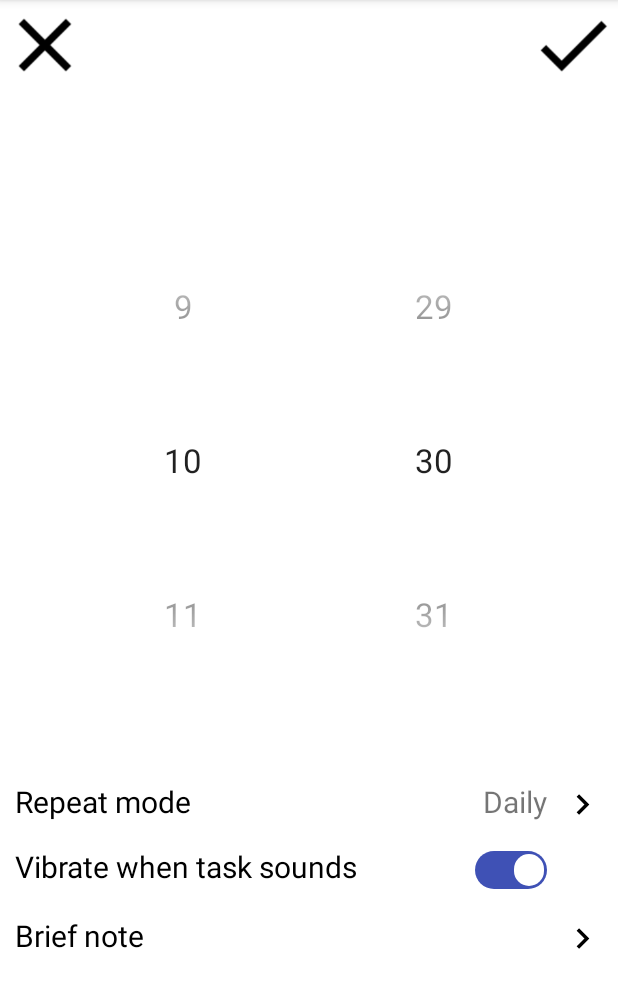
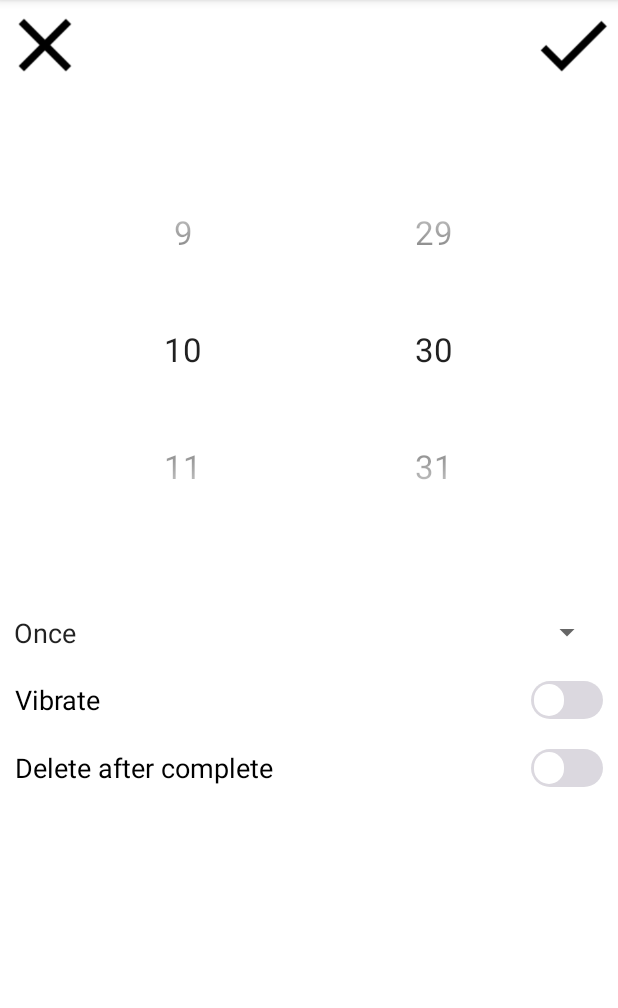
Before and after one commit to votelimes/Memtask, an Android app: the CreateAlarmActivity screen opened directly, with no data from a screen before it, on a phone screen of 412 x 824 dp, the part 84-1092 px from its top. Run offline under Robolectric (Android 15) with nearby library versions, the phone set to English and light mode, and no system bars; our stand-ins replace Room's generated code, data binding.

Commit message:
0.0032a arch. rework st. 5.

```diff
--- a/app/build.gradle
+++ b/app/build.gradle
@@ -32,8 +32,8 @@ android {
 
 dependencies {
 
-    implementation 'androidx.appcompat:appcompat:1.2.0'
-    implementation 'com.google.android.material:material:1.2.1'
+    implementation 'androidx.appcompat:appcompat:1.3.1'
+    implementation 'com.google.android.material:material:1.4.0'
     implementation 'androidx.constraintlayout:constraintlayout:2.0.4'
     implementation 'androidx.navigation:navigation-fragment:2.3.2'
     implementation 'androidx.navigation:navigation-ui:2.3.2'
--- a/app/src/main/java/com/example/clock/activities/CreateAlarmActivity.java
+++ b/app/src/main/java/com/example/clock/activities/CreateAlarmActivity.java
@@ -174,6 +174,7 @@ public class CreateAlarmActivity extends AppCompatActivity {
         repeatModeLayout.setId(1001);
         TextView textView = (TextView) repeatModeLayout.findViewWithTag("custom_button_text2");
         textView.setText(repeatModes[selectedNote.getRepeatMode()]);
+        /*
         LinearLayout propertiesLayout = (LinearLayout) findViewById(R.id.properties_layout_full);
         repeatModeLayout.setOnTouchListener(new View.OnTouchListener() {
             @Override
@@ -250,6 +251,7 @@ public class CreateAlarmActivity extends AppCompatActivity {
             }
         });
         propertiesLayout.addView(noteLayout);
+        */
     }
     protected void setBeforeAlarmText(long days, long hours, long minutes){
         Calendar calendar = Calendar.getInstance();
--- a/app/src/main/java/com/example/clock/databases/Database.java
+++ b/app/src/main/java/com/example/clock/databases/Database.java
@@ -26,7 +26,7 @@ public abstract class Database extends RoomDatabase {
 
     private static volatile Database INSTANCE;
     private static final int NUMBER_OF_THREADS = 4;
-    static final ExecutorService databaseWriteExecutor = Executors.newFixedThreadPool(NUMBER_OF_THREADS);
+    public static final ExecutorService databaseWriteExecutor = Executors.newFixedThreadPool(NUMBER_OF_THREADS);
 
     static Database getDatabase(final Context context) {
         if (INSTANCE == null) {
--- /dev/null
+++ b/app/src/main/java/com/example/clock/fragments/ManageTaskCoreFragment.java
@@ -0,0 +1,11 @@
+package com.example.clock.fragments;
+
+import androidx.fragment.app.Fragment;
+
+import com.example.clock.R;
+
+public class ManageTaskCoreFragment extends Fragment {
+    public ManageTaskCoreFragment() {
+        super(R.layout.fragment_manage_task_core);
+    }
+}
--- a/app/src/main/java/com/example/clock/model/UserCaseBase.java
+++ b/app/src/main/java/com/example/clock/model/UserCaseBase.java
@@ -17,6 +17,9 @@ public class UserCaseBase implements Serializable  {
         color = 0;
         completed = false;
     }
+    public long getTimeInMillis(){
+        return timeInMillis;
+    }
 
     public String getDescription() {
         return description;
@@ -28,6 +31,10 @@ public class UserCaseBase implements Serializable  {
 
     public boolean isCompleted() {
         return completed;
+    }
+
+    public void setTimeInMillis(long timeInMillis) {
+        this.timeInMillis = timeInMillis;
     }
 
     public void setDescription(String note) {
--- a/app/src/main/res/layout/activity_create_alarm.xml
+++ b/app/src/main/res/layout/activity_create_alarm.xml
@@ -74,14 +74,16 @@
             android:theme="@style/DefaultNumberPickerTheme"
             />
     </RelativeLayout>
-    <LinearLayout
+    <androidx.fragment.app.FragmentContainerView
         android:id="@+id/properties_layout_full"
         android:layout_width="match_parent"
-        android:layout_height="0dp"
+        android:layout_height="wrap_content"
         android:layout_weight="40"
         android:orientation="vertical"
-        android:gravity="top|end"
+        android:gravity="top|start"
         android:paddingTop="50dp"
+        android:name="com.example.clock.fragments.ManageTaskCoreFragment"
         >
-    </LinearLayout>
+
+    </androidx.fragment.app.FragmentContainerView>
 </LinearLayout>
--- /dev/null
+++ b/app/src/main/res/layout/fragment_manage_task_core.xml
@@ -0,0 +1,59 @@
+<?xml version="1.0" encoding="utf-8"?>
+<layout
+    xmlns:android="http://schemas.android.com/apk/res/android"
+    xmlns:app="http://schemas.android.com/apk/res-auto"
+    xmlns:tools="http://schemas.android.com/tools"
+    >
+    <data>
+        <variable
+            name="viewmodel"
+            type="com.example.clock.viewmodels.MemtaskCreateTaskViewModel" />
+    </data>
+    <androidx.constraintlayout.widget.ConstraintLayout
+        android:layout_width="match_parent"
+        android:layout_height="match_parent"
+        android:padding="10dp"
+        android:layout_gravity="start"
+        >
+
+        <Spinner
+            android:id="@+id/create_task_repeat"
+            android:layout_width="match_parent"
+            android:layout_height="wrap_content"
+            android:layout_marginStart="-9dp"
+            app:layout_constraintStart_toStartOf="parent"
+            app:layout_constraintTop_toTopOf="parent"
+            android:entries="@array/repeat_modes"
+            android:spinnerMode="dropdown"
+            android:theme="@style/DefaultSpinnerTheme"
+
+            />
+
+        <Switch
+            android:id="@+id/create_task_vibrate"
+            android:layout_width="match_parent"
+            android:layout_height="wrap_content"
+            android:text="Vibrate"
+            android:textSize="18sp"
+            android:layout_marginTop="20dp"
+            android:thumb="@drawable/switch_thumb_selector"
+            android:track="@drawable/switch_track_selector"
+            app:layout_constraintEnd_toEndOf="parent"
+            app:layout_constraintTop_toBottomOf="@id/create_task_repeat"
+            tools:ignore="UseSwitchCompatOrMaterialXml" />
+
+        <Switch
+            android:id="@+id/create_task_delete_after"
+            android:layout_width="match_parent"
+            android:layout_height="wrap_content"
+            android:layout_marginTop="20dp"
+            android:text="Delete after complete"
+            android:textSize="18sp"
+            app:layout_constraintEnd_toEndOf="parent"
+            app:layout_constraintTop_toBottomOf="@id/create_task_vibrate"
+            android:thumb="@drawable/switch_thumb_selector"
+            android:track="@drawable/switch_track_selector"
+            tools:ignore="UseSwitchCompatOrMaterialXml" />
+
+    </androidx.constraintlayout.widget.ConstraintLayout>
+</layout>
--- a/app/src/main/res/values/dimens.xml
+++ b/app/src/main/res/values/dimens.xml
@@ -1,3 +1,6 @@
 <resources>
     <dimen name="fab_margin">16dp</dimen>
+
+    <dimen name="small_font">14sp</dimen>
+    <dimen name="big_font">18sp</dimen>
 </resources>
--- a/app/src/main/res/values/styles.xml
+++ b/app/src/main/res/values/styles.xml
@@ -7,4 +7,16 @@
     <style name="CustomButtonTheme" parent="Theme.AppCompat.Light.Dialog.Alert">
         <item name="android:windowBackground">@drawable/custom_button1</item>
     </style>
+
+    <style name="DefaultSpinnerTheme">
+        <item name="android:textSize">18sp</item>
+        <item name="android:textAlignment">textStart</item>
+        <item name="paddingStart">0dp</item>
+    </style>
+
+    <style name="DefaultTheme">
+        <item name="android:textSize">18sp</item>
+    </style>
+
+
 </resources>
```
Also changed, not shown: app/src/main/java/com/example/clock/repositories/MemtaskRepository.java (+47 -5 lines), app/src/main/java/com/example/clock/viewmodels/MemtaskCreateTaskViewModel.java (added, +33 -0 lines), app/src/main/java/com/example/clock/viewmodels/MemtaskViewModelBase.java (+25 -3 lines).
